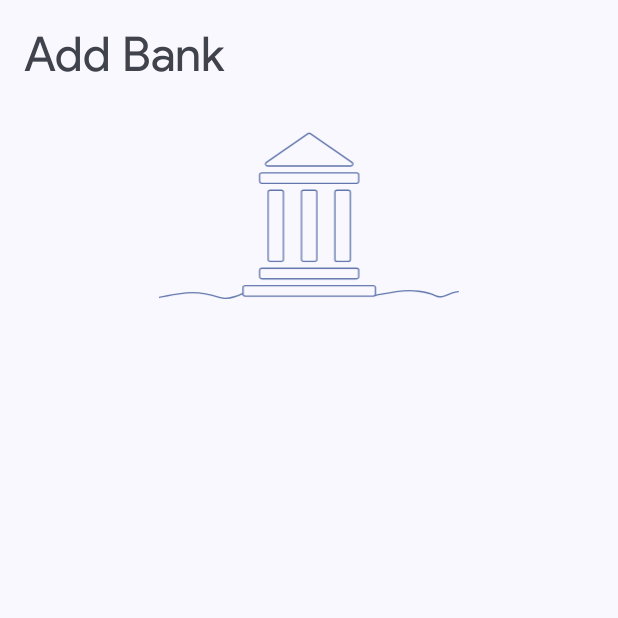
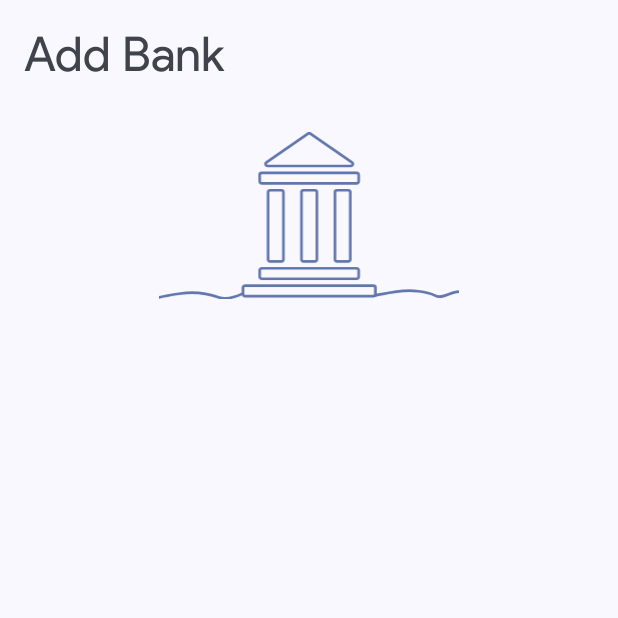
Before and after one commit to Akruzen/Checklance, an Android app: the screen it shows after launch (MainActivity), after a tap on "Add Bank", on a phone screen of 412 x 824 dp, the top half of it. Run offline under Robolectric (Android 15) with nearby library versions, the phone set to English and light mode, and no system bars.

Commit message:
Extracted svg stroke to dimens.xml

```diff
--- a/app/src/main/res/drawable/bank.xml
+++ b/app/src/main/res/drawable/bank.xml
@@ -5,48 +5,48 @@
     android:viewportHeight="502">
   <path
       android:pathData="M308.34,409.59L593.68,409.59A6,6 0,0 1,599.68 415.59L599.68,435.04A6,6 0,0 1,593.68 441.04L308.34,441.04A6,6 0,0 1,302.34 435.04L302.34,415.59A6,6 0,0 1,308.34 409.59z"
-      android:strokeWidth="4"
+      android:strokeWidth="@dimen/svg_stroke_width"
       android:fillColor="#00000000"
       android:strokeColor="@color/dynamic_artwork"/>
   <path
       android:pathData="M308.34,122.92L593.68,122.92A6,6 0,0 1,599.68 128.92L599.68,148.37A6,6 0,0 1,593.68 154.37L308.34,154.37A6,6 0,0 1,302.34 148.37L302.34,128.92A6,6 0,0 1,308.34 122.92z"
-      android:strokeWidth="4"
+      android:strokeWidth="@dimen/svg_stroke_width"
       android:fillColor="#00000000"
       android:strokeColor="@color/dynamic_artwork"/>
   <path
       android:pathData="M258.12,461.71L643.9,461.71A6,6 0,0 1,649.9 467.71L649.9,487.16A6,6 0,0 1,643.9 493.16L258.12,493.16A6,6 0,0 1,252.12 487.16L252.12,467.71A6,6 0,0 1,258.12 461.71z"
-      android:strokeWidth="4"
+      android:strokeWidth="@dimen/svg_stroke_width"
       android:fillColor="#00000000"
       android:strokeColor="@color/dynamic_artwork"/>
   <path
       android:pathData="M333.45,175.04L367.67,175.04A6,6 0,0 1,373.67 181.04L373.67,382.91A6,6 0,0 1,367.67 388.91L333.45,388.91A6,6 0,0 1,327.45 382.91L327.45,181.04A6,6 0,0 1,333.45 175.04z"
-      android:strokeWidth="4"
+      android:strokeWidth="@dimen/svg_stroke_width"
       android:fillColor="#00000000"
       android:strokeColor="@color/dynamic_artwork"/>
   <path
       android:pathData="M534.34,175.04L568.57,175.04A6,6 0,0 1,574.57 181.04L574.57,382.91A6,6 0,0 1,568.57 388.91L534.34,388.91A6,6 0,0 1,528.34 382.91L528.34,181.04A6,6 0,0 1,534.34 175.04z"
-      android:strokeWidth="4"
+      android:strokeWidth="@dimen/svg_stroke_width"
       android:fillColor="#00000000"
       android:strokeColor="@color/dynamic_artwork"/>
   <path
       android:pathData="M433.9,175.04L468.12,175.04A6,6 0,0 1,474.12 181.04L474.12,382.91A6,6 0,0 1,468.12 388.91L433.9,388.91A6,6 0,0 1,427.9 382.91L427.9,181.04A6,6 0,0 1,433.9 175.04z"
-      android:strokeWidth="4"
+      android:strokeWidth="@dimen/svg_stroke_width"
       android:fillColor="#00000000"
       android:strokeColor="@color/dynamic_artwork"/>
   <path
       android:pathData="M454.42,4.79L579.47,91.31C584.31,94.66 581.94,102.24 576.05,102.24H325.96C320.08,102.24 317.71,94.66 322.55,91.31L447.6,4.79C449.65,3.37 452.37,3.37 454.42,4.79Z"
-      android:strokeWidth="4"
+      android:strokeWidth="@dimen/svg_stroke_width"
       android:fillColor="#00000000"
       android:strokeColor="@color/dynamic_artwork"/>
   <path
       android:pathData="M-1,497.44C-1,497.44 16.38,492.72 63.9,485.64C111.43,478.56 152.92,487.62 180.97,497.44C209.02,507.27 250.12,485.64 250.12,485.64"
-      android:strokeWidth="4"
+      android:strokeWidth="@dimen/svg_stroke_width"
       android:fillColor="#00000000"
       android:strokeColor="@color/dynamic_artwork"
       android:strokeLineCap="round"/>
   <path
       android:pathData="M647.88,491.76C647.88,491.76 665.26,487.04 712.79,479.96C760.31,472.88 806.41,479.51 829.85,491.76C853.3,504.02 873.89,479.96 899,479.96"
-      android:strokeWidth="4"
+      android:strokeWidth="@dimen/svg_stroke_width"
       android:fillColor="#00000000"
       android:strokeColor="@color/dynamic_artwork"
       android:strokeLineCap="round"/>
--- a/app/src/main/res/values/dimens.xml
+++ b/app/src/main/res/values/dimens.xml
@@ -1,5 +1,8 @@
 <?xml version="1.0" encoding="utf-8"?>
 <resources>
+    <!--SVGs-->
+    <dimen name="svg_stroke_width">8</dimen>
+    <!--Font-->
     <dimen name="large_heading">32sp</dimen>
     <dimen name="medium_heading">28sp</dimen>
     <dimen name="small_heading">24sp</dimen>
```
